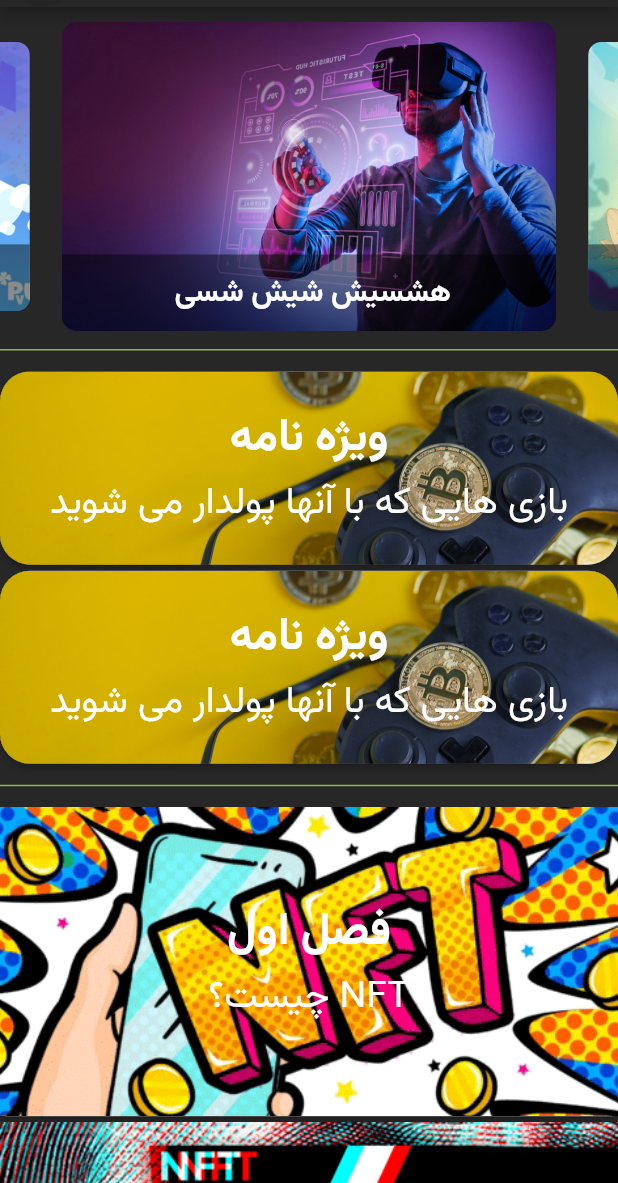
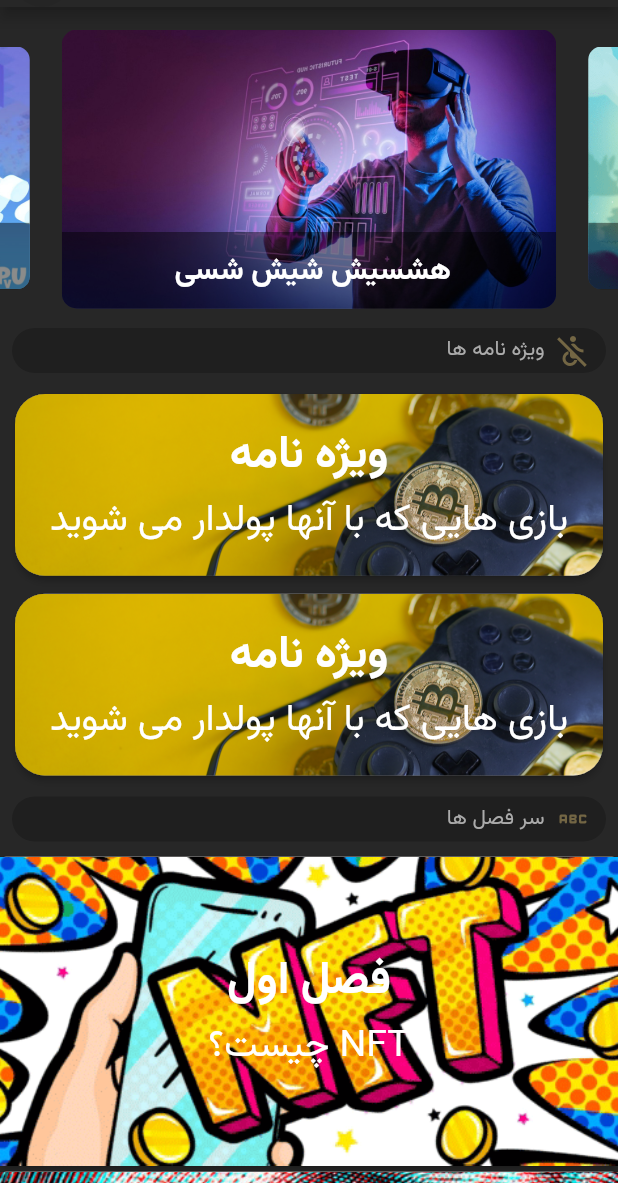
Before and after one commit to mahdiyarz/nft_guide, a Flutter app: the Home screen opened by its route, after a tap on the "settings" icon, after a tap on the "close" icon, on a phone screen of 412 x 824 dp, the part 53-1236 px from its top. Run offline on Flutter 3.47's test engine with Material 2 defaults, Android fonts, the phone set to English and light mode, and no system bars; drawn by our look-alikes of carousel_slider; our stand-ins replace introduction_screen, shared_preferences; missing offline and left inert: shared_preferences_web, tapsell_plus; accounts and stored records are empty.

Commit message:
Create Divider

```diff
--- a/lib/Games/gameCard.dart
+++ b/lib/Games/gameCard.dart
@@ -1,9 +1,5 @@
 import 'package:flutter/material.dart';
 import 'package:nft_guide/Games/gameList.dart';
-import 'package:tapsell_plus/tapsell_plus.dart';
-
-import '../models/nftModel.dart';
-import '../screens/chapterDetail.dart';
 
 class GameCard extends StatelessWidget {
   // this is the card that shown in the first screen of the app
@@ -16,9 +12,7 @@ class GameCard extends StatelessWidget {
       },
       child: Card(
         shape: RoundedRectangleBorder(borderRadius: BorderRadius.circular(20)),
-        margin: const EdgeInsets.symmetric(
-          vertical: 2,
-        ),
+        margin: EdgeInsets.symmetric(vertical: 6, horizontal: 10),
         elevation: 2,
         child: Container(
             decoration: BoxDecoration(
@@ -32,7 +26,7 @@ class GameCard extends StatelessWidget {
               // borderRadius: BorderRadius.circular(15),
             ),
             width: MediaQuery.of(context).size.width,
-            height: MediaQuery.of(context).size.width / 3.2,
+            height: MediaQuery.of(context).size.width / 3.4,
             child: Column(
               mainAxisAlignment: MainAxisAlignment.center,
               children: [
--- a/lib/screens/home.dart
+++ b/lib/screens/home.dart
@@ -1,11 +1,9 @@
 import 'dart:async';
-import 'dart:io';
-
 import 'package:carousel_slider/carousel_slider.dart';
 import 'package:flutter/material.dart';
 import 'package:flutter/services.dart';
+import 'package:nft_guide/widgets/divider.dart';
 import 'package:tapsell_plus/tapsell_plus.dart';
-
 import '../Games/gameCard.dart';
 import '../widgets/custom_drawer.dart';
 import '../widgets/adBanner.dart';
@@ -39,9 +37,6 @@ class _HomeState extends State<Home> with TickerProviderStateMixin {
     'سییبی شیص الا ث',
     'یبس سعناسببس س',
   ];
-
-  final CarouselController _controllerCr = CarouselController();
-  int _currentCr = 0;
 
   @override
   void dispose() {
@@ -106,20 +101,6 @@ class _HomeState extends State<Home> with TickerProviderStateMixin {
   }
 
   adloadmid() async {
-    var _isConnectionSuccessful;
-    try {
-      final response = await InternetAddress.lookup('www.tapsell.ir');
-
-      setState(() {
-        _isConnectionSuccessful = response.isNotEmpty;
-      });
-    } on SocketException catch (e) {
-      setState(() {
-        _isConnectionSuccessful = false;
-      });
-    }
-
-    if (_isConnectionSuccessful) {
     TapsellPlus.instance.requestNativeAd(zoneIdBannerMid).then((responseId) {
       if (responseId.isNotEmpty) {
         TapsellPlus.instance.showNativeAd(responseId, onOpened: (nativeAd) {
@@ -132,23 +113,8 @@ class _HomeState extends State<Home> with TickerProviderStateMixin {
       // Error requesting for an ad
     });
   }
-  }
 
   adloaddown() async {
-    var _isConnectionSuccessful;
-    try {
-      final response = await InternetAddress.lookup('www.tapsell.ir');
-
-      setState(() {
-        _isConnectionSuccessful = response.isNotEmpty;
-      });
-    } on SocketException catch (e) {
-      setState(() {
-        _isConnectionSuccessful = false;
-      });
-    }
-
-    if (_isConnectionSuccessful) {
     TapsellPlus.instance.requestNativeAd(zoneIdBannerDown).then((responseId) {
       if (responseId.isNotEmpty) {
         TapsellPlus.instance.showNativeAd(responseId, onOpened: (nativeAd) {
@@ -161,23 +127,8 @@ class _HomeState extends State<Home> with TickerProviderStateMixin {
       // Error requesting for an ad
     });
   }
-  }
 
   adloadsecondpage() async {
-    var _isConnectionSuccessful;
-    try {
-      final response = await InternetAddress.lookup('www.tapsell.ir');
-
-      setState(() {
-        _isConnectionSuccessful = response.isNotEmpty;
-      });
-    } on SocketException catch (e) {
-      setState(() {
-        _isConnectionSuccessful = false;
-      });
-    }
-
-    if (_isConnectionSuccessful) {
     TapsellPlus.instance
         .requestNativeAd('627ff1c9faefa477a635d931')
         .then((responseId) {
@@ -193,20 +144,12 @@ class _HomeState extends State<Home> with TickerProviderStateMixin {
       // Error requesting for an ad
     });
   }
-  }
-
-  Widget divider() {
-    return Divider(
-      height: 25,
-      thickness: 1,
-      color: Color.fromARGB(255, 142, 183, 65),
-    );
-  }
 
   @override
   Widget build(BuildContext context) {
     final List<Widget> imageSliders = imgList
         .map((item) => Container(
+              margin: EdgeInsets.only(top: 15, bottom: 5),
               child: Container(
                 child: ClipRRect(
                     borderRadius: BorderRadius.all(Radius.circular(10.0)),
@@ -289,9 +232,6 @@ class _HomeState extends State<Home> with TickerProviderStateMixin {
           ListView(
             shrinkWrap: true,
             children: [
-              SizedBox(
-                height: 10,
-              ),
               CarouselSlider(
                 options: CarouselOptions(
                   autoPlay: true,
@@ -300,10 +240,10 @@ class _HomeState extends State<Home> with TickerProviderStateMixin {
                 ),
                 items: imageSliders,
               ),
-              divider(),
+              DividerNew(context, 'ویژه نامه ها', Icons.not_accessible),
               GameCard(),
               GameCard(),
-              divider(),
+              DividerNew(context, 'سر فصل ها', Icons.abc_rounded),
               NftListView(index: 0, ad2: ad2),
               NftListView(index: 1, ad2: ad2),
               NftListView(index: 2, ad2: ad2),
--- /dev/null
+++ b/lib/widgets/divider.dart
@@ -0,0 +1,34 @@
+import 'package:flutter/cupertino.dart';
+import 'package:flutter/material.dart';
+
+Widget DividerNew(BuildContext context, String title, IconData icon) {
+  return Container(
+    decoration: BoxDecoration(
+        color: Color.fromARGB(54, 0, 0, 0),
+        borderRadius: BorderRadius.circular(15)),
+    margin: EdgeInsets.symmetric(horizontal: 8, vertical: 8),
+    width: MediaQuery.of(context).size.width,
+    height: 30,
+    child: Row(
+      mainAxisAlignment: MainAxisAlignment.end,
+      children: [
+        Text(
+          title,
+          style: TextStyle(
+            color: Color.fromARGB(255, 171, 171, 171),
+          ),
+        ),
+        SizedBox(
+          width: 7,
+        ),
+        Icon(
+          icon,
+          color: Color.fromARGB(255, 115, 102, 68),
+        ),
+        SizedBox(
+          width: 10,
+        )
+      ],
+    ),
+  );
+}
```
Also changed, not shown: 1 other file. Lines whose indentation alone changed are shown as unchanged.
